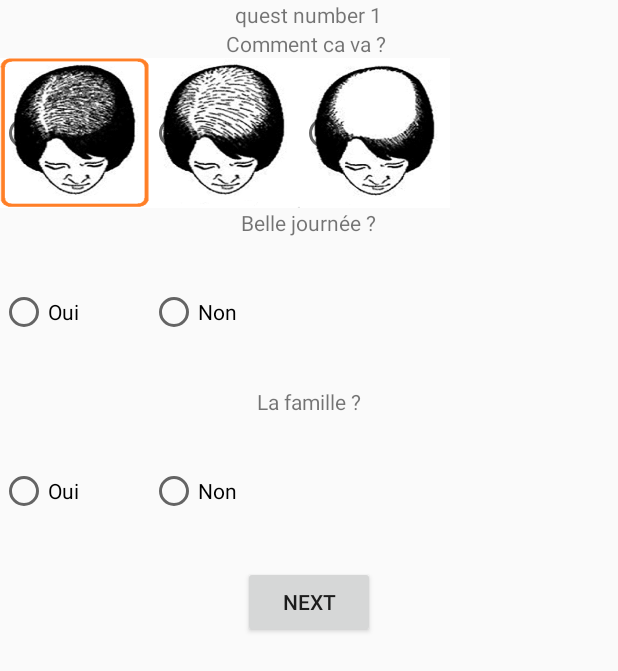
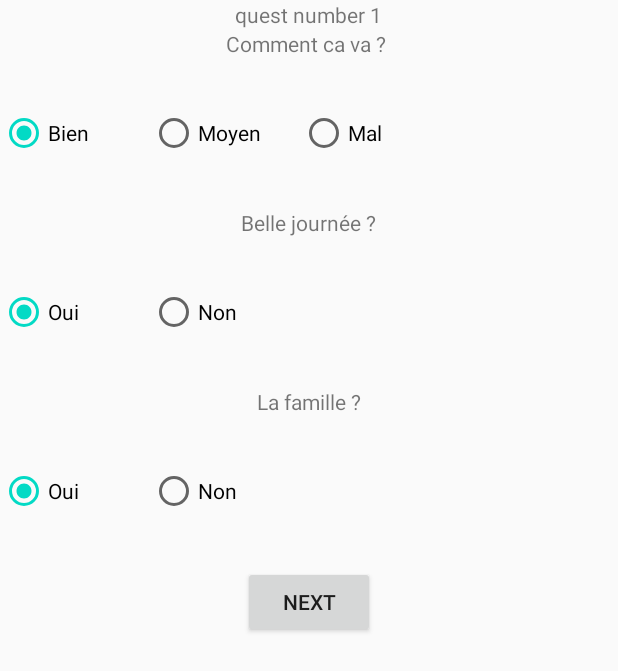
Before and after one commit to Nicolasverune/Android_App_PCOS_Client, an Android app: the layout questionnaire1.xml on its own in the app's theme, with its tools: preview values and no code run, on a phone screen of 412 x 824 dp. Shown: the top 671 px of the screen. Run offline under Robolectric (Android 15) with nearby library versions, the phone set to English and light mode, and no system bars.

Commit message:
commit message

```diff
--- a/app/src/main/res/layout/questionnaire1.xml
+++ b/app/src/main/res/layout/questionnaire1.xml
@@ -9,7 +9,7 @@
 		android:orientation="vertical" >
 
 		<TextView
-        android:id="@+id/q1_0"
+			android:id="@+id/q1_-1"
 			android:layout_width="wrap_content"
 			android:layout_height="wrap_content"
 			android:layout_gravity="top|center_horizontal"
@@ -22,6 +22,42 @@
 			android:text="Comment ca va ? " />
 
 		<RadioGroup
+			android:id="@+id/q1_0"
+			android:layout_width="wrap_content"
+			android:layout_height="wrap_content"
+			android:layout_below="@+id/q1_-1"
+			android:orientation="horizontal" >
+
+			<RadioButton
+				android:text="Bien"
+				android:layout_width="100dp"
+				android:layout_height="100dp"
+				android:checked="true"
+				android:id="@+id/q1_0_1"
+				/>
+			<RadioButton
+				android:text="Moyen"
+				android:layout_width="100dp"
+				android:layout_height="100dp"
+				android:checked="false"
+				android:id="@+id/q1_0_2"
+				/>
+			<RadioButton
+				android:text="Mal"
+				android:layout_width="100dp"
+				android:layout_height="100dp"
+				android:checked="false"
+				android:id="@+id/q1_0_3"
+				/>
+		</RadioGroup>
+		<TextView
+
+			android:layout_width="wrap_content"
+			android:layout_height="wrap_content"
+			android:layout_gravity="top|center_horizontal"
+			android:text="Belle journée ?" />
+
+		<RadioGroup
 			android:id="@+id/q1_1"
 			android:layout_width="wrap_content"
 			android:layout_height="wrap_content"
@@ -29,56 +65,10 @@
 			android:orientation="horizontal" >
 
 			<RadioButton
-	android:gravity="center"
-	android:padding="15dp"
+				android:text="Oui"
 				android:layout_width="100dp"
 				android:layout_height="100dp"
-            android:checked="false"
-	    android:id="@+id/q1_0_1"
-	android:background="@drawable/type1"
-
-	/>
-<RadioButton
-	android:gravity="center"
-	android:layout_width="100dp"
-            android:layout_height="100dp"
-            android:checked="false"
-	    android:id="@+id/q1_0_2"
-	android:background="@drawable/type2"
-
-
-	/>
-<RadioButton
-	android:gravity="center"
-	android:layout_width="100dp"
-            android:layout_height="100dp"
-            android:checked="false"
-	    android:id="@+id/q1_0_3"
-	android:background="@drawable/type3"
-
-
-	/>
-</RadioGroup>
-<TextView
-
-        android:layout_width="wrap_content"
-        android:layout_height="wrap_content"
-        android:layout_gravity="top|center_horizontal"
-        android:text="Belle journée ?"
-	/>
-
-<RadioGroup
-        android:id="@+id/q1_2"
-        android:layout_width="wrap_content"
-        android:layout_height="wrap_content"
-        android:layout_below="@+id/q1_1"
-        android:orientation="horizontal" >
-
-<RadioButton
-            android:text="Oui "
-            android:layout_width="100dp"
-            android:layout_height="100dp"
-            android:checked="false"
+				android:checked="true"
 				android:id="@+id/q1_1_1"
 				/>
 			<RadioButton
@@ -97,17 +87,17 @@
 			android:text="La famille ?" />
 
 		<RadioGroup
-        android:id="@+id/q1_3"
+			android:id="@+id/q1_2"
 			android:layout_width="wrap_content"
 			android:layout_height="wrap_content"
-        android:layout_below="@+id/q1_2"
+			android:layout_below="@+id/q1_1"
 			android:orientation="horizontal" >
 
 			<RadioButton
-            android:text="Oui "
+				android:text="Oui"
 				android:layout_width="100dp"
 				android:layout_height="100dp"
-            android:checked="false"
+				android:checked="true"
 				android:id="@+id/q1_2_1"
 				/>
 			<RadioButton
```
Also changed, not shown: app/src/main/java/com/coste/pcos_summer/MainActivity.java (+97 -22 lines), app/src/main/res/layout/questionnaire2.xml (+6 -6 lines), app/src/main/res/layout/questionnaire3.xml (+6 -6 lines). Lines whose indentation alone changed are shown as unchanged.
